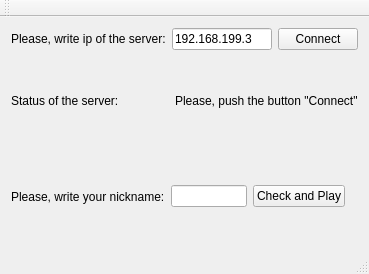
The window that Client/Client_v01/mainwindow.ui (TokiSeven/2course_coursework) describes before a commit, drawn with Qt 5.
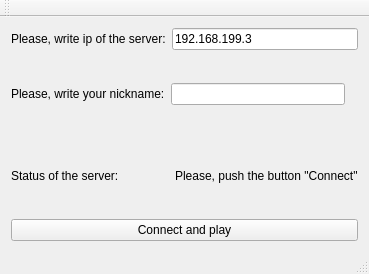
The same window after the commit.

Commit message: Create connection between client and server Upgrade server part; update client part; adding container; updating launcher; created game_net

The edit to the form file:
```diff
--- a/Client/Client_v01/mainwindow.ui
+++ b/Client/Client_v01/mainwindow.ui
@@ -33,31 +33,6 @@
           </property>
          </widget>
         </item>
-        <item>
-         <widget class="QPushButton" name="button_connect">
-          <property name="text">
-           <string>Connect</string>
-          </property>
-         </widget>
-        </item>
-       </layout>
-      </item>
-      <item>
-       <layout class="QHBoxLayout" name="layout_info">
-        <item>
-         <widget class="QLabel" name="label_info_status">
-          <property name="text">
-           <string>Status of the server:</string>
-          </property>
-         </widget>
-        </item>
-        <item>
-         <widget class="QLabel" name="label_status">
-          <property name="text">
-           <string>Please, push the button &quot;Connect&quot;</string>
-          </property>
-         </widget>
-        </item>
        </layout>
       </item>
       <item>
@@ -72,13 +47,6 @@
         <item>
          <widget class="QLineEdit" name="line_nick"/>
         </item>
-        <item>
-         <widget class="QPushButton" name="button_auth">
-          <property name="text">
-           <string>Check and Play</string>
-          </property>
-         </widget>
-        </item>
         <item>
          <widget class="QLabel" name="label_auth">
           <property name="text">
@@ -88,8 +56,33 @@
         </item>
        </layout>
       </item>
+      <item>
+       <layout class="QHBoxLayout" name="layout_info">
+        <item>
+         <widget class="QLabel" name="label_info_status">
+          <property name="text">
+           <string>Status of the server:</string>
+          </property>
+         </widget>
+        </item>
+        <item>
+         <widget class="QLabel" name="label_status">
+          <property name="text">
+           <string>Please, push the button &quot;Connect&quot;</string>
+          </property>
+         </widget>
+        </item>
+       </layout>
+      </item>
      </layout>
     </item>
+    <item row="1" column="0">
+     <widget class="QPushButton" name="button_connect">
+      <property name="text">
+       <string>Connect and play</string>
+      </property>
+     </widget>
+    </item>
    </layout>
   </widget>
   <widget class="QMenuBar" name="menuBar">
```
The commit also changes 8 other files.
